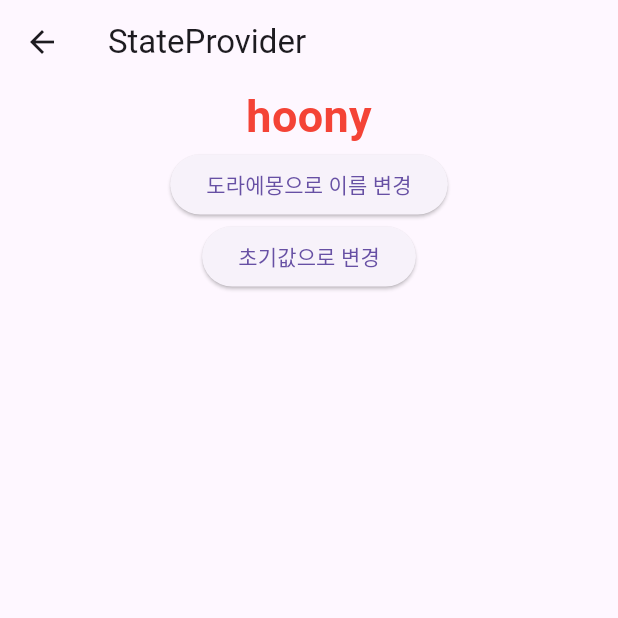
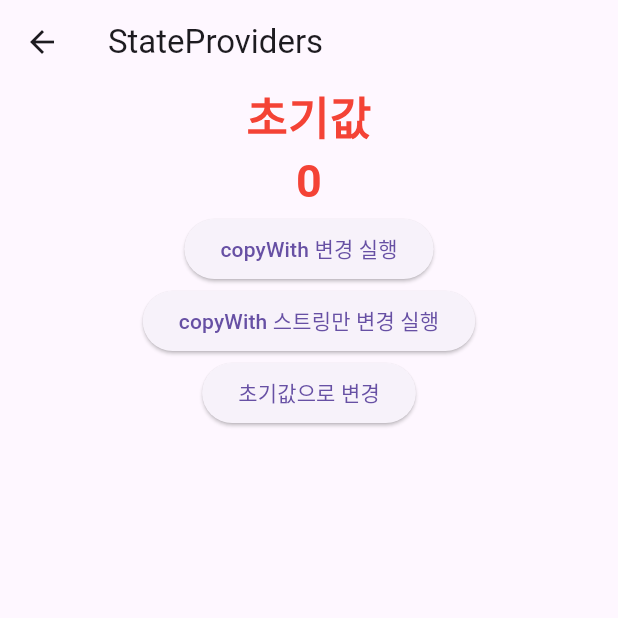
Before and after one commit to hoony00/smartGYM, a Flutter app: the screen it shows after launch, after a tap on "할일 이동", on a phone screen of 412 x 824 dp, the top half of it. Run offline on Flutter 3.47's test engine with Material 3 defaults, Android fonts, the phone set to English and light mode, and no system bars; our stand-ins replace cloud_firestore, easy_localization, flutter_riverpod, flutter_screenutil, go_router, in_app_review and 2 more; missing offline and left inert: nav; accounts and stored records are empty.

Commit message:
stateProvier 클래스 관리

```diff
--- a/smartGYM/lib/page/riverpod_page/rever_view.dart
+++ b/smartGYM/lib/page/riverpod_page/rever_view.dart
@@ -1,7 +1,7 @@
 import 'package:flutter/material.dart';
 import 'package:flutter_riverpod/flutter_riverpod.dart';
-import 'package:gym_app/page/riverpod_page/rever_view2.dart';
-import 'package:gym_app/page/riverpod_page/stateProvider/read_state_provider.dart';
+import 'package:gym_app/page/riverpod_page/stateProvider/read_state_Provider.dart';
+import 'package:gym_app/page/riverpod_page/stateProviders/read_state_providers.dart';
 import 'package:gym_app/page/riverpod_page/todo_provider.dart';
 import 'package:gym_app/widget/w_line.dart';
 
@@ -32,7 +32,7 @@ class RiverView extends ConsumerWidget {
                 ),
                 ElevatedButton(
                   onPressed: () {
-                        Navigator.push(context, MaterialPageRoute(builder: (context) => const ReadStateProvider()));
+                        Navigator.push(context, MaterialPageRoute(builder: (context) => const ReadStateProviders()));
                   },
                   child: const Text('할일 이동'),
                 ),
--- /dev/null
+++ b/smartGYM/lib/page/riverpod_page/stateProviders/read_state_providers.dart
@@ -0,0 +1,57 @@
+import 'package:flutter/material.dart';
+import 'package:flutter_riverpod/flutter_riverpod.dart';
+import 'package:gym_app/page/riverpod_page/stateProvider/state.dart';
+import 'package:gym_app/page/riverpod_page/stateProviders/states.dart';
+
+class ReadStateProviders extends ConsumerWidget {
+  const ReadStateProviders({super.key});
+
+  @override
+  Widget build(BuildContext context, WidgetRef ref) {
+    /// 이 부분 추가
+    final myObject = ref.watch(myObjectProvider);
+
+    return Scaffold(
+      appBar: AppBar(
+        title: const Text('StateProviders'),
+      ),
+      body: Center(
+        child: Column(
+          children: [
+            Text(
+              myObject.stringValue,
+              style: const TextStyle(
+                  fontSize: 30, fontWeight: FontWeight.bold, color: Colors.red),
+            ),
+            Text(
+              myObject.intValue.toString(),
+              style: const TextStyle(
+                  fontSize: 30, fontWeight: FontWeight.bold, color: Colors.red),
+            ),
+            ElevatedButton(
+              onPressed: () {
+                ref.read(myObjectProvider.notifier).state =
+                    myObject.copyWith(stringValue: '호호호', intValue: 100);
+              },
+              child: const Text('copyWith 변경 실행'),
+            ),
+            ElevatedButton(
+              onPressed: () {
+                ref.read(myObjectProvider.notifier).state = myObject.copyWith(
+                  stringValue: '스트링값만',
+                );
+              },
+              child: const Text('copyWith 스트링만 변경 실행'),
+            ),
+            ElevatedButton(
+              onPressed: () {
+                ref.refresh(myObjectProvider);
+              },
+              child: const Text('초기값으로 변경'),
+            ),
+          ],
+        ),
+      ),
+    );
+  }
+}
```
Also changed, not shown: smartGYM/lib/page/riverpod_page/stateProviders/states.dart (added, +21 -0 lines).
